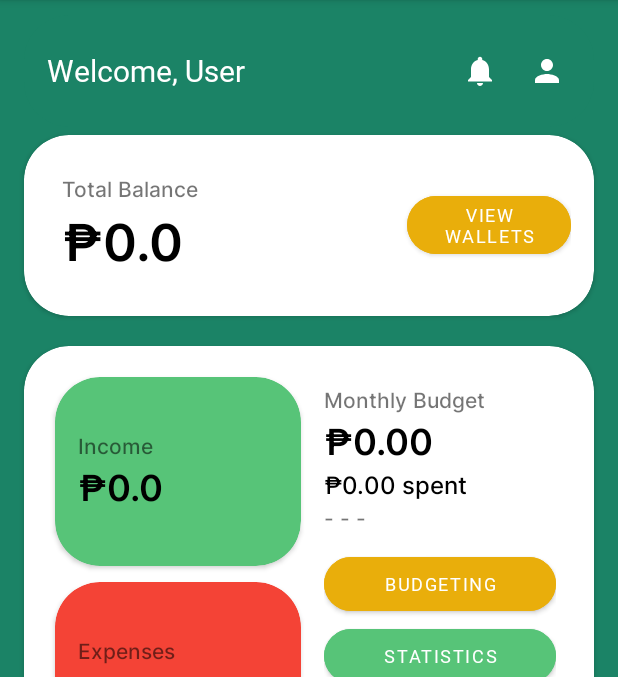
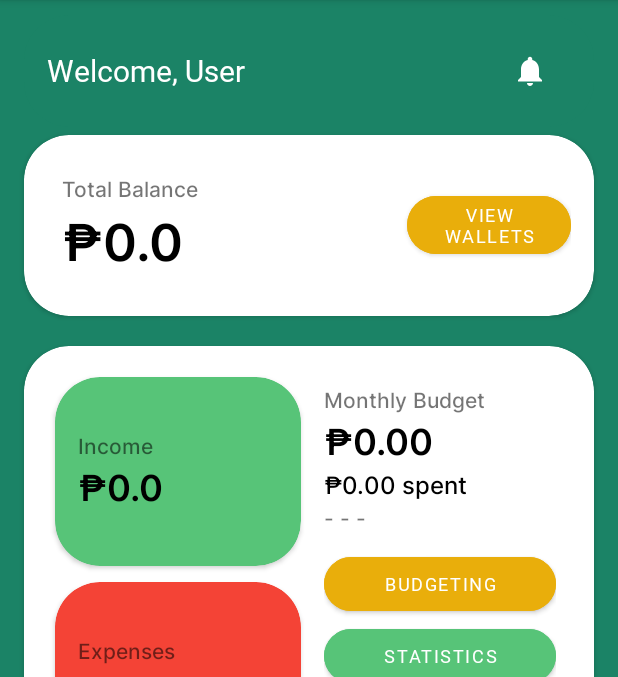
Before and after one commit to cusgan/FinanceTracker, an Android app: the HomePage screen opened directly, with no data from a screen before it, on a phone screen of 412 x 824 dp, the part 84-761 px from its top. Run offline under Robolectric (Android 15) with nearby library versions, the phone set to English and light mode, and no system bars; network calls fail.

Commit message:
no more profilw

```diff
--- a/app/src/main/res/layout/fragment_home_page.xml
+++ b/app/src/main/res/layout/fragment_home_page.xml
@@ -37,7 +37,7 @@
 
                     <TextView
                         android:id="@+id/tvWelcome"
-                        android:layout_width="260dp"
+                        android:layout_width="294dp"
                         android:layout_height="wrap_content"
                         android:fontFamily="@font/inter_bold"
                         android:text="Welcome, user"
@@ -53,16 +53,6 @@
                         android:paddingTop="10dp"
                         android:paddingBottom="10dp"
                         android:src="@drawable/baseline_notifications_24" />
-
-                    <ImageButton
-                        android:id="@+id/btnProfile"
-                        android:layout_width="wrap_content"
-                        android:layout_height="wrap_content"
-                        android:layout_weight="1"
-                        android:background="#00FFFFFF"
-                        android:paddingTop="10dp"
-                        android:paddingBottom="10dp"
-                        android:src="@drawable/baseline_person_24" />
 
                 </LinearLayout>
 
```
